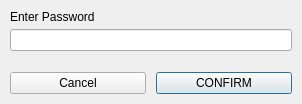
Above: BlockSettleUILib/EnterOTPPasswordDialog.ui from BlockSettle/terminal before the change. Below: the same form after it.
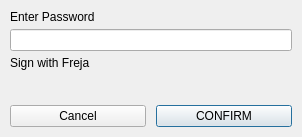
That is the form after the change.

Commit message: Freja support for OTP signing

The edit to the form file:
```diff
--- a/BlockSettleUILib/EnterOTPPasswordDialog.ui
+++ b/BlockSettleUILib/EnterOTPPasswordDialog.ui
@@ -7,7 +7,7 @@
     <x>0</x>
     <y>0</y>
     <width>302</width>
-    <height>104</height>
+    <height>137</height>
    </rect>
   </property>
   <property name="windowTitle">
@@ -61,6 +61,13 @@
         </property>
        </widget>
       </item>
+      <item>
+       <widget class="QLabel" name="labelFreja">
+        <property name="text">
+         <string>Sign with Freja</string>
+        </property>
+       </widget>
+      </item>
      </layout>
     </widget>
    </item>
```
The commit also changes 11 other files.
